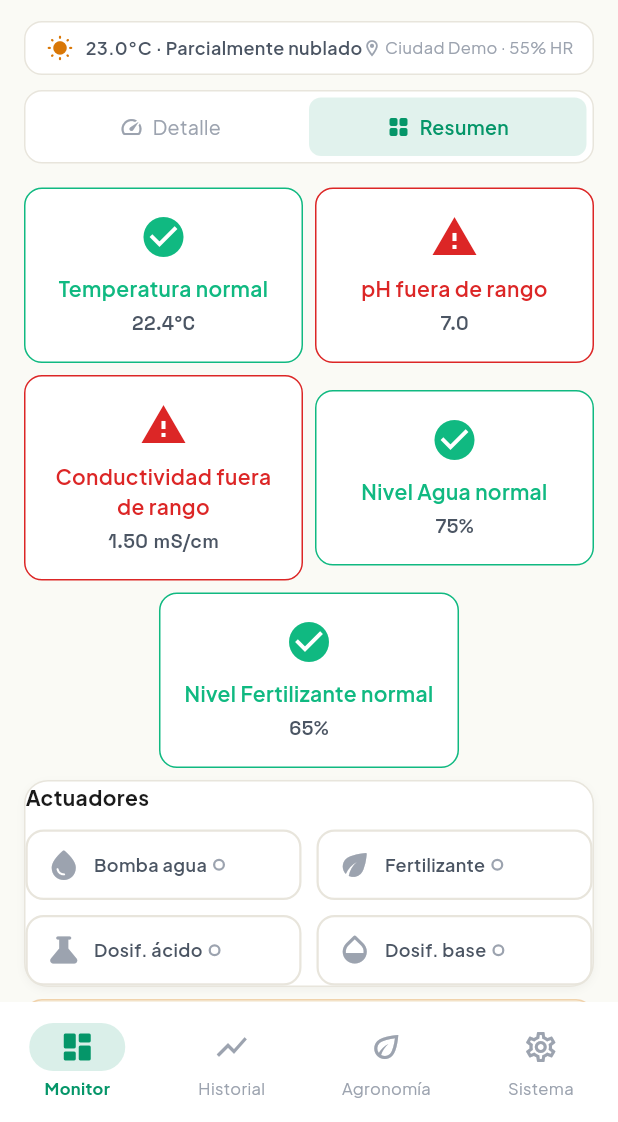
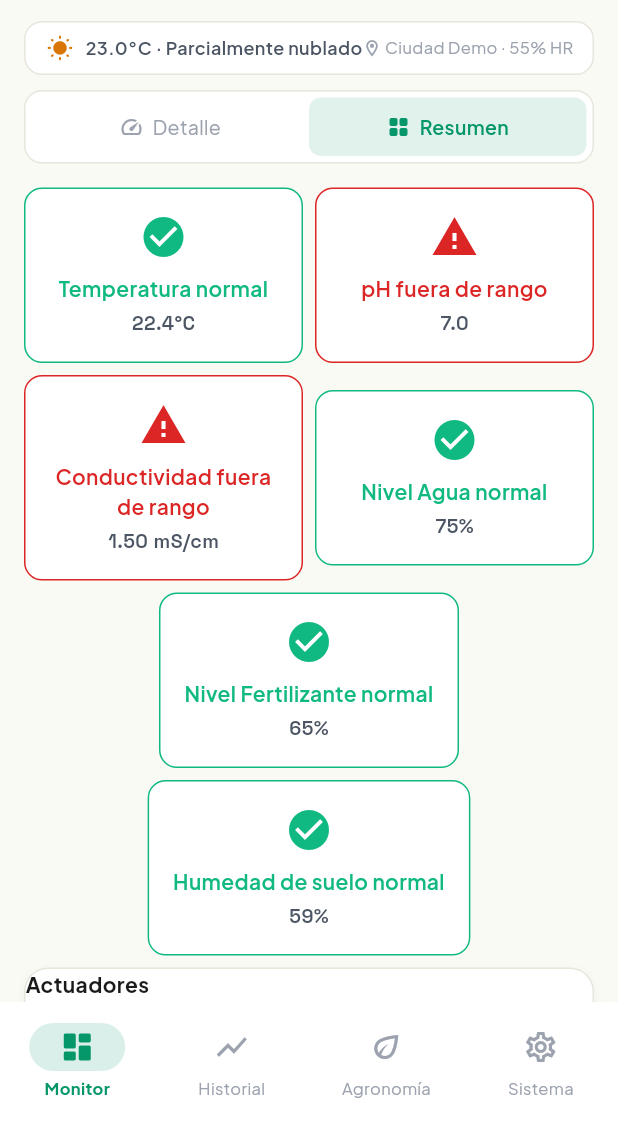
Before and after one commit to dnbravo04/PlantyLink, a Flutter app: the screen it shows once a user with an empty profile is signed in, on a phone screen of 412 x 824 dp, the part 114-1236 px from its top. Run offline on Flutter 3.47's test engine with Material 3 defaults, Android fonts, the phone set to English and light mode, and no system bars; our stand-ins replace connectivity_plus, dio, firebase_auth, firebase_core, firebase_database, firebase_messaging and 12 more; missing offline and left inert: mobile_scanner, nfc_manager; accounts and stored records are empty; generated files the repository leaves out were written again.

Commit message:
F0.2: UI de humedad de suelo/ambiente en dashboard + simulacion demo
Tarjetas de humedad_suelo/humedad_aire en ambas vistas (tecnica y sencilla), visibles solo cuando el dispositivo reporta el campo (gate por != null). DemoDataService simula ambos para que el modo demo tambien las muestre. Rango de suelo usa PlantProfile.humedadSueloMin/Max cuando existe. Gating completo por capacidades = Fase 5.

Co-Authored-By: Claude Fable 5 <noreply@anthropic.com>

```diff
--- a/lib/core/demo_data_service.dart
+++ b/lib/core/demo_data_service.dart
@@ -34,6 +34,8 @@ class DemoDataService {
   double _currentConductividad = 1500.0;
   double _currentNivelAgua = 75.0;
   double _currentNivelFertilizante = 60.0;
+  double _currentHumedadSuelo = 55.0; // cultivo en tierra
+  double _currentHumedadAire = 60.0; // DHT22
   bool _currentNivelAguaBool = true;
   bool _currentBombaAgua = false;
   bool _currentBombaFertilizante = false;
@@ -205,6 +207,12 @@ class DemoDataService {
     _currentNivelFertilizante += (rng.nextDouble() - 0.5) * 4;
     _currentNivelFertilizante = _currentNivelFertilizante.clamp(10.0, 100.0);
 
+    _currentHumedadSuelo += (rng.nextDouble() - 0.5) * 3;
+    _currentHumedadSuelo = _currentHumedadSuelo.clamp(20.0, 90.0);
+
+    _currentHumedadAire += (rng.nextDouble() - 0.5) * 2;
+    _currentHumedadAire = _currentHumedadAire.clamp(35.0, 85.0);
+
     // Occasionally simulate a low-water alert
     if (rng.nextDouble() < 0.05) {
       _currentNivelAguaBool = false;
@@ -220,6 +228,8 @@ class DemoDataService {
     _sensorController.add(
       SensorData.fromMap({
         'temperatura': _currentTemp,
+        'humedad_suelo': _currentHumedadSuelo,
+        'humedad_aire': _currentHumedadAire,
         'ph': _currentPh,
         'conductividad': _currentConductividad,
         'nivel_agua_tanque': _currentNivelAgua,
@@ -240,6 +250,8 @@ class DemoDataService {
 
     final entry = <String, dynamic>{
       'temperatura': _currentTemp,
+      'humedad_suelo': _currentHumedadSuelo,
+      'humedad_aire': _currentHumedadAire,
       'ph': _currentPh,
       'conductividad': _currentConductividad,
       'nivel_agua_tanque': _currentNivelAgua,
--- a/lib/presentation/screens/dashboard_screen.dart
+++ b/lib/presentation/screens/dashboard_screen.dart
@@ -426,6 +426,44 @@ class DashboardScreen extends ConsumerWidget {
 
         return Column(
           children: [
+            // Cultivo en tierra: humedad de suelo/ambiente (solo si el
+            // dispositivo las reporta — soil-first, ROADMAP_PRODUCTO.md P1).
+            if (sensor.humedadSuelo != null || sensor.humedadAire != null) ...[
+              Row(children: [
+                if (sensor.humedadSuelo != null)
+                  Expanded(
+                    child: AnimatedAppCard(
+                      delay: 0,
+                      child: SensorCard(
+                        label: 'Humedad de suelo',
+                        value: sensor.humedadSuelo!.toStringAsFixed(0),
+                        unit: '%',
+                        icon: Icons.grass_rounded,
+                        statusColor:
+                            _soilColor(sensor.humedadSuelo!, profile, c),
+                        isInRange: _soilInRange(sensor.humedadSuelo!, profile),
+                      ),
+                    ),
+                  ),
+                if (sensor.humedadSuelo != null && sensor.humedadAire != null)
+                  const SizedBox(width: 10),
+                if (sensor.humedadAire != null)
+                  Expanded(
+                    child: AnimatedAppCard(
+                      delay: 80,
+                      child: SensorCard(
+                        label: 'Humedad ambiente',
+                        value: sensor.humedadAire!.toStringAsFixed(0),
+                        unit: '%',
+                        icon: Icons.water_drop_outlined,
+                        statusColor: c.primary,
+                        isInRange: true,
+                      ),
+                    ),
+                  ),
+              ]),
+              const SizedBox(height: 10),
+            ],
             Row(children: [
               Expanded(
                 child: AnimatedAppCard(
@@ -766,6 +804,18 @@ class DashboardScreen extends ConsumerWidget {
     return c.success;
   }
 
+  bool _soilInRange(double v, PlantProfile? profile) {
+    final min = profile?.humedadSueloMin;
+    final max = profile?.humedadSueloMax;
+    if (min != null && v < min) return false;
+    if (max != null && v > max) return false;
+    return true;
+  }
+
+  Color _soilColor(double v, PlantProfile? profile, AppColorScheme c) {
+    return _soilInRange(v, profile) ? c.success : c.warning;
+  }
+
   String _levelLabel(double level) {
     if (level < 20) return 'Nivel crítico';
     if (level < 50) return 'Nivel bajo';
--- a/lib/presentation/widgets/dashboard/simple_metric.dart
+++ b/lib/presentation/widgets/dashboard/simple_metric.dart
@@ -143,12 +143,30 @@ class SimpleMetricsGrid extends StatelessWidget {
           icon: Icons.eco_outlined,
           isInRange: fertInRange,
         ),
+        // Cultivo en tierra: solo si el dispositivo reporta humedad de suelo.
+        if (sensor.humedadSuelo != null) ...[
+          const SizedBox(height: 8),
+          SimpleMetric(
+            label: 'Humedad de suelo',
+            value: '${sensor.humedadSuelo!.toStringAsFixed(0)}%',
+            icon: Icons.grass_outlined,
+            isInRange: _isSoilInRange(sensor.humedadSuelo!, profile),
+          ),
+        ],
       ],
     );
   }
 
   bool _isTempInRange(double temp) {
     return temp >= 15 && temp <= 30;
+  }
+
+  bool _isSoilInRange(double soil, PlantProfile? profile) {
+    final min = profile?.humedadSueloMin;
+    final max = profile?.humedadSueloMax;
+    if (min != null && soil < min) return false;
+    if (max != null && soil > max) return false;
+    return true;
   }
 
   bool _isPhInRange(double ph, PlantProfile? profile) {
```
